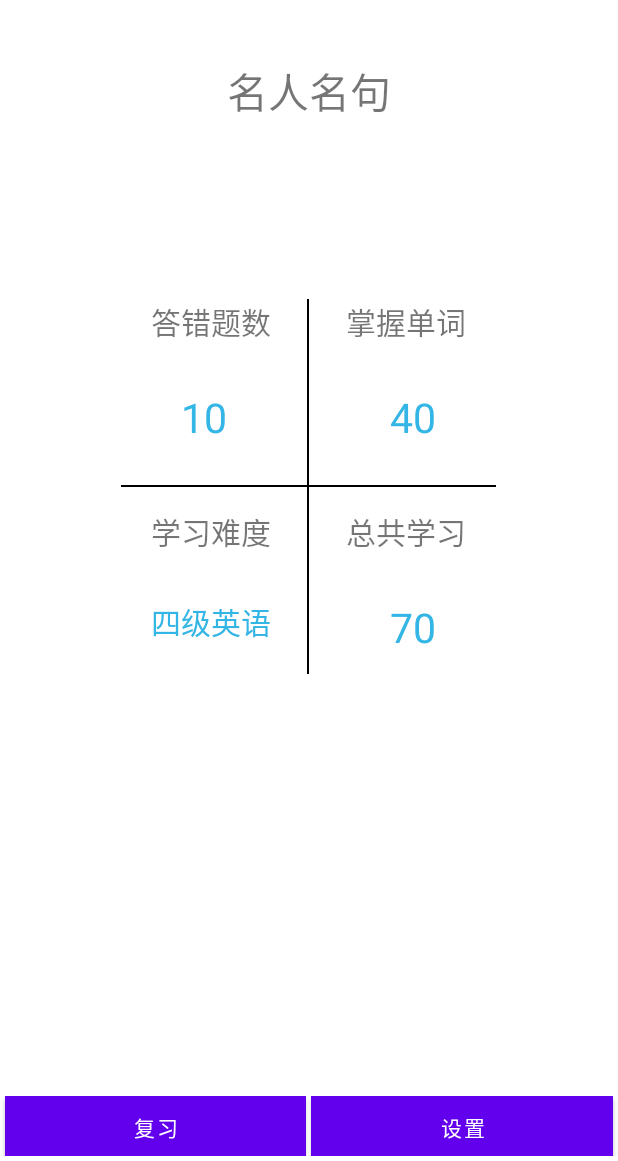
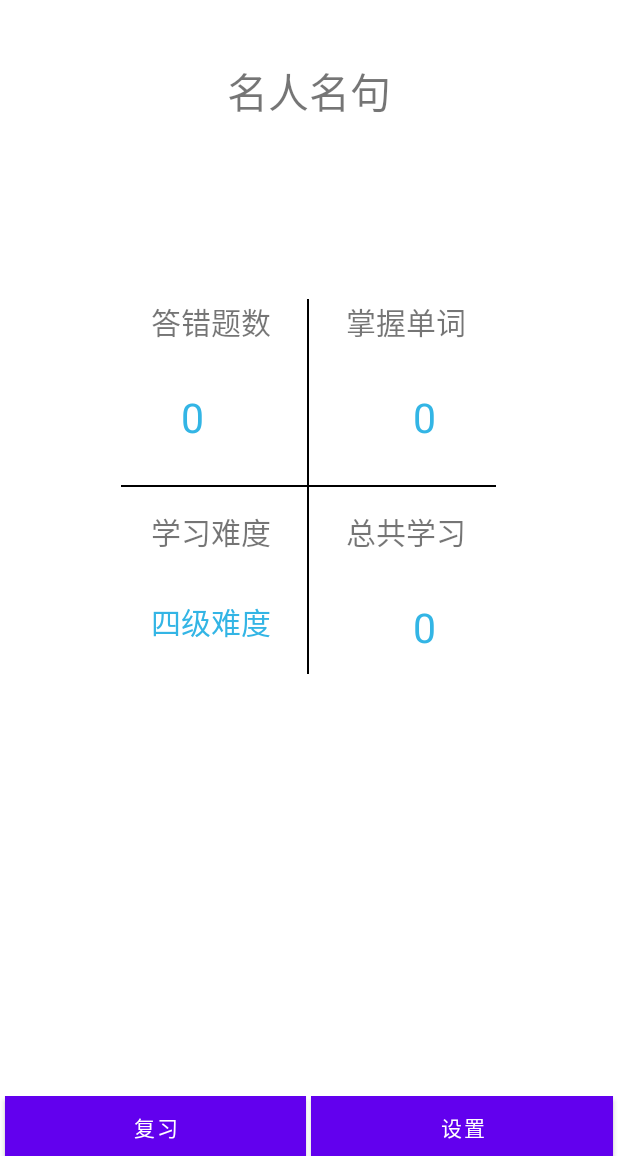
Before and after one commit to Kuludu/SmartRecite, an Android app: the fragment StudyFragment placed in its activity, on a phone screen of 412 x 824 dp, the part 75-1236 px from its top. Run offline under Robolectric (Android 15) with nearby library versions, the phone set to English and light mode, and no system bars; 2 statements that could not run were skipped.

Commit message:
Compete wrongText and change background

```diff
--- a/app/src/main/java/net/kuludu/smartrecite/HomeActivity.java
+++ b/app/src/main/java/net/kuludu/smartrecite/HomeActivity.java
@@ -12,6 +12,7 @@ import android.view.WindowManager;
 public class HomeActivity extends AppCompatActivity {
     private FragmentTransaction transaction;
     private StudyFragment studyFragment;
+    private SettingFragment settingFragment;
 
 
     @Override
@@ -22,9 +23,9 @@ public class HomeActivity extends AppCompatActivity {
                 , WindowManager.LayoutParams.FLAG_FULLSCREEN);
 
         studyFragment = new StudyFragment();
-
-
+        settingFragment = new SettingFragment();
         setContentView(R.layout.activity_home);
+        review(getWindow().getDecorView());
     }
 
     public void setStudyFragment(Fragment fragment) {
@@ -34,8 +35,7 @@ public class HomeActivity extends AppCompatActivity {
     }
 
     public void setting(View v) {
-        Intent intent = new Intent(this, SettingActivity.class);
-        startActivity(intent);
+        setStudyFragment(settingFragment);
     }
 
     public void review(View v) {
--- a/app/src/main/java/net/kuludu/smartrecite/StudyFragment.java
+++ b/app/src/main/java/net/kuludu/smartrecite/StudyFragment.java
@@ -1,5 +1,7 @@
 package net.kuludu.smartrecite;
 
+import android.content.Context;
+import android.content.SharedPreferences;
 import android.os.Bundle;
 
 import android.app.Fragment;
@@ -11,6 +13,9 @@ import android.widget.TextView;
 
 import com.example.assetsbasedata.AssetsDatabaseManager;
 
+import java.util.HashSet;
+import java.util.Set;
+
 public class StudyFragment extends Fragment {
     private TextView difficultyText;
     private TextView quoteEnglishText;
@@ -19,20 +24,15 @@ public class StudyFragment extends Fragment {
     private TextView alreadyMasterText;
     private TextView wrongText;
     private QuoteHelper quoteHelper;
-
-    public StudyFragment() {
-        // Required empty public constructor
-    }
-
-    public static StudyFragment newInstance(String param1, String param2) {
-        StudyFragment fragment = new StudyFragment();
-        Bundle args = new Bundle();
-        return fragment;
-    }
+    private SharedPreferences sharedPreferences;
+    private SharedPreferences.Editor editor;
 
     @Override
     public void onCreate(Bundle savedInstanceState) {
         super.onCreate(savedInstanceState);
+
+        sharedPreferences = getActivity().getSharedPreferences("config", Context.MODE_PRIVATE);
+        editor = sharedPreferences.edit();
     }
 
     @Override
@@ -44,7 +44,7 @@ public class StudyFragment extends Fragment {
     @Override
     public View onCreateView(LayoutInflater inflater, ViewGroup container,
                              Bundle savedInstanceState) {
-        View view = inflater.inflate(R.layout.study_frame, null);
+        View view = inflater.inflate(R.layout.frame_study, null);
         initControl(view);
         AssetsDatabaseManager.initManager(getActivity());
         return view;
@@ -56,6 +56,24 @@ public class StudyFragment extends Fragment {
         String quoteEnglish = quote.getEnglish();
         quoteEnglishText.setText(quoteEnglish);
         quoteChinaText.setText(quoteChinese);
+
+        Set<String> wrong = sharedPreferences.getStringSet("wrong",new HashSet<>());
+        String wrongCount = String.valueOf(wrong.size());
+        wrongText.setText(wrongCount);
+
+        Set<String> right = sharedPreferences.getStringSet("right",new HashSet<>());
+        String rightCount = String.valueOf(right.size());
+        alreadyMasterText.setText(rightCount);
+
+        String totalCount = String.valueOf(wrong.size() + right.size());
+
+        alreadyStudyText.setText(totalCount);
+        String level = sharedPreferences.getString("level", "cet_4");
+        if(level.equals("cet_4")){
+            difficultyText.setText("四级难度");
+        }else if(level.equals("cet_6")){
+            difficultyText.setText("六级难度");
+        }
     }
 
     private void initControl(View view) {
--- a/app/src/main/res/layout/activity_home.xml
+++ b/app/src/main/res/layout/activity_home.xml
@@ -30,6 +30,7 @@
             android:background="@drawable/btn_frame"
             android:padding="0sp"
             android:text="@string/wrongWords"
+            android:onClick="wrong"
             android:textColor="@android:color/white"
             android:textSize="12sp" />
     </RelativeLayout>
--- a/app/src/main/res/layout/activity_main.xml
+++ b/app/src/main/res/layout/activity_main.xml
@@ -1,9 +1,10 @@
 <?xml version="1.0" encoding="utf-8"?>
 <LinearLayout xmlns:android="http://schemas.android.com/apk/res/android"
+    android:id="@+id/backgroung"
     android:layout_width="match_parent"
     android:layout_height="match_parent"
     android:orientation="vertical"
-    android:background="@mipmap/background">
+    android:background="@mipmap/background_1">
 
     <TextView
         android:id="@+id/time_text"
--- a/app/src/main/res/layout/switch_button.xml
+++ b/app/src/main/res/layout/switch_button.xml
@@ -16,5 +16,4 @@
         android:layout_height="wrap_content"
         android:background="@mipmap/ease_close_icon"
         android:visibility="invisible" />
-
 </FrameLayout>
```
Also changed, not shown: app/src/main/AndroidManifest.xml (+7 -6 lines), app/src/main/java/net/kuludu/smartrecite/MainActivity.java (+30 -5 lines), app/src/main/java/net/kuludu/smartrecite/SettingActivity.java (deleted, +0 -14 lines), app/src/main/java/net/kuludu/smartrecite/SettingFragment.java (added, +41 -0 lines), app/src/main/java/net/kuludu/smartrecite/WrongActivity.java (+70 -1 lines), app/src/main/res/layout/activity_wrong.xml (renamed from app/src/main/res/layout/wrong_layout.xml), app/src/main/res/layout/frame_setting.xml (renamed from app/src/main/res/layout/setting_layout.xml), app/src/main/res/layout/frame_study.xml (renamed from app/src/main/res/layout/study_frame.xml), 2 other files.
